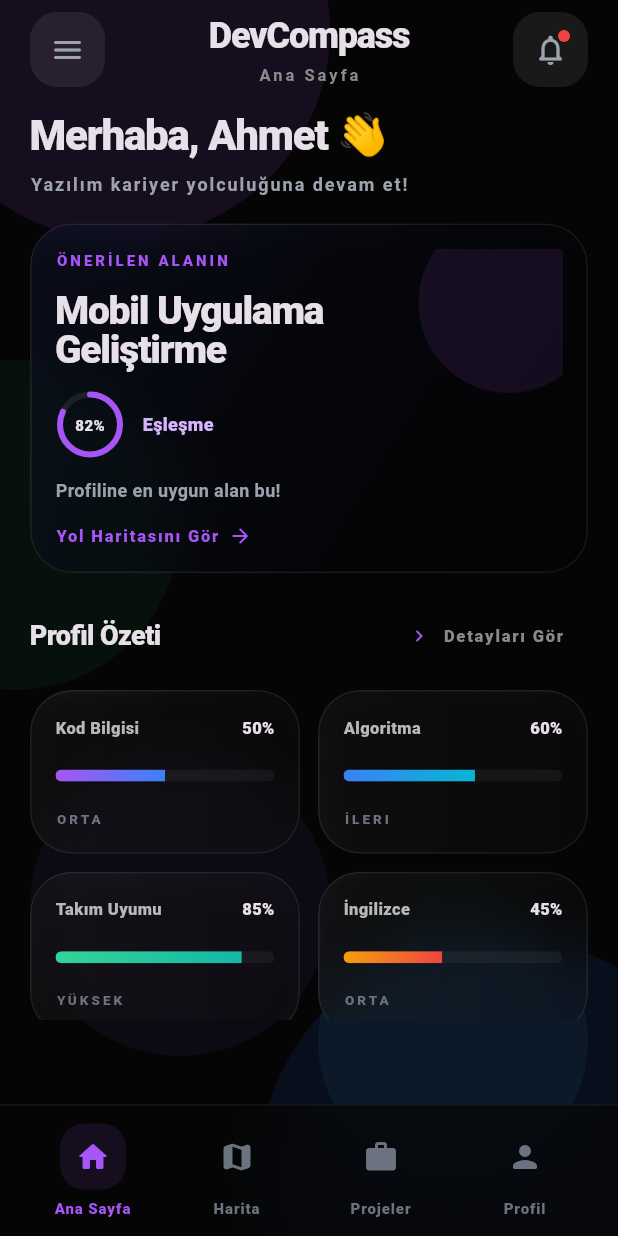
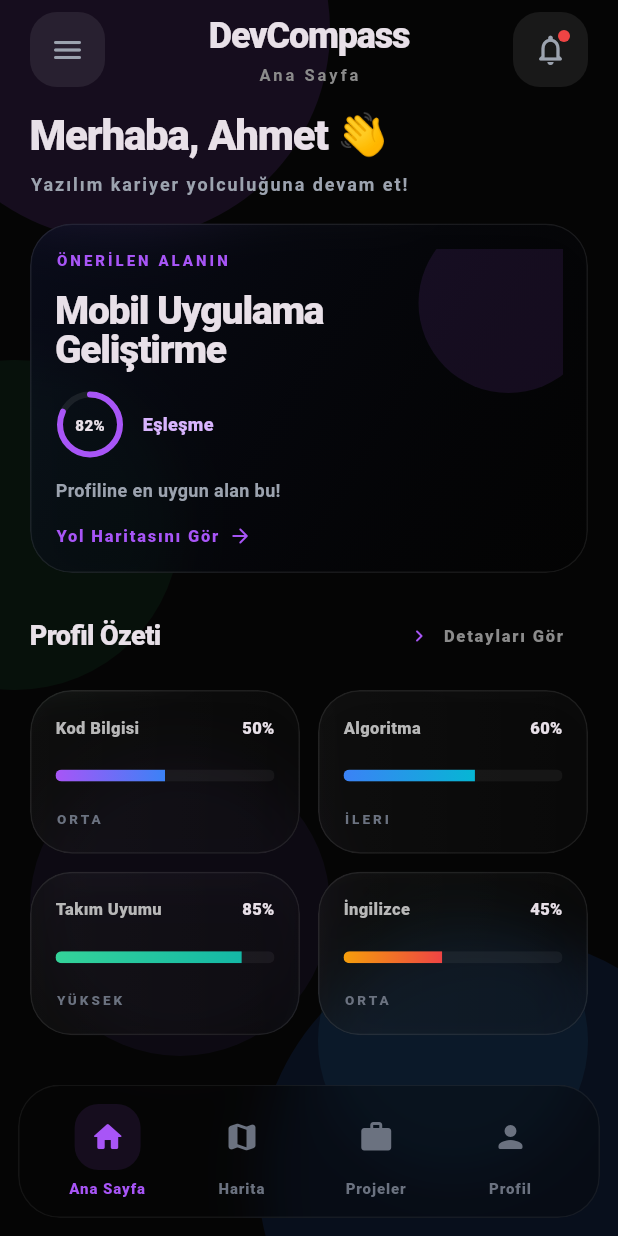
Before and after one commit to BlackW1te/DecCompass, a Flutter app: the screen it shows after launch, on a phone screen of 412 x 824 dp. Run offline on Flutter 3.47's test engine with Material 3 defaults, Android fonts, the phone set to English and light mode, and no system bars.

Commit message:
TASARIMDA BİR HATA DÜZELTİLDİ, BİR HATA ORTAYA ÇIKTI

```diff
--- a/lib/widgets/app_shell.dart
+++ b/lib/widgets/app_shell.dart
@@ -21,7 +21,7 @@
   @override
   Widget build(BuildContext context) {
     final bottomInset = MediaQuery.paddingOf(context).bottom;
-    const bottomNavReserve = 144.0;
+    const bottomContentPadding = 0.0;
 
     return Scaffold(
       extendBody: true,
@@ -46,7 +46,7 @@
                         duration: const Duration(milliseconds: 220),
                         child: Padding(
                           key: ValueKey(_index),
-                          padding: EdgeInsets.fromLTRB(horizontal, 0, horizontal, bottomNavReserve + bottomInset),
+                          padding: EdgeInsets.fromLTRB(horizontal, 0, horizontal, bottomContentPadding + bottomInset),
                           child: widget.tabs[_index],
                         ),
                       ),
@@ -59,13 +59,18 @@
         ],
       ),
       bottomNavigationBar: ClipRect(
+        child: Padding(
+          padding: EdgeInsets.fromLTRB(12, 0, 12, 12 + bottomInset),
+          child: ClipRRect(
+            borderRadius: BorderRadius.circular(28),
             child: BackdropFilter(
               filter: ImageFilter.blur(sigmaX: 18, sigmaY: 18),
               child: Container(
-            padding: EdgeInsets.fromLTRB(14, 12, 14, 12 + bottomInset),
+                padding: const EdgeInsets.fromLTRB(14, 12, 14, 12),
                 decoration: BoxDecoration(
-              color: const Color(0xB2050505),
-              border: Border(top: BorderSide(color: Colors.white.withValues(alpha: 0.06))),
+                  color: const Color(0x4D050505),
+                  border: Border.all(color: Colors.white.withValues(alpha: 0.06)),
+                  borderRadius: BorderRadius.circular(28),
                 ),
                 child: Row(
                   mainAxisAlignment: MainAxisAlignment.spaceAround,
@@ -75,6 +80,8 @@
                     BottomNavItem(label: 'Projeler', icon: Icons.work_rounded, active: _index == 2, onTap: () => setState(() => _index = 2)),
                     BottomNavItem(label: 'Profil', icon: Icons.person_rounded, active: _index == 3, onTap: () => setState(() => _index = 3)),
                   ],
+                ),
+              ),
             ),
           ),
         ),
```
Lines whose indentation alone changed are shown as unchanged.
